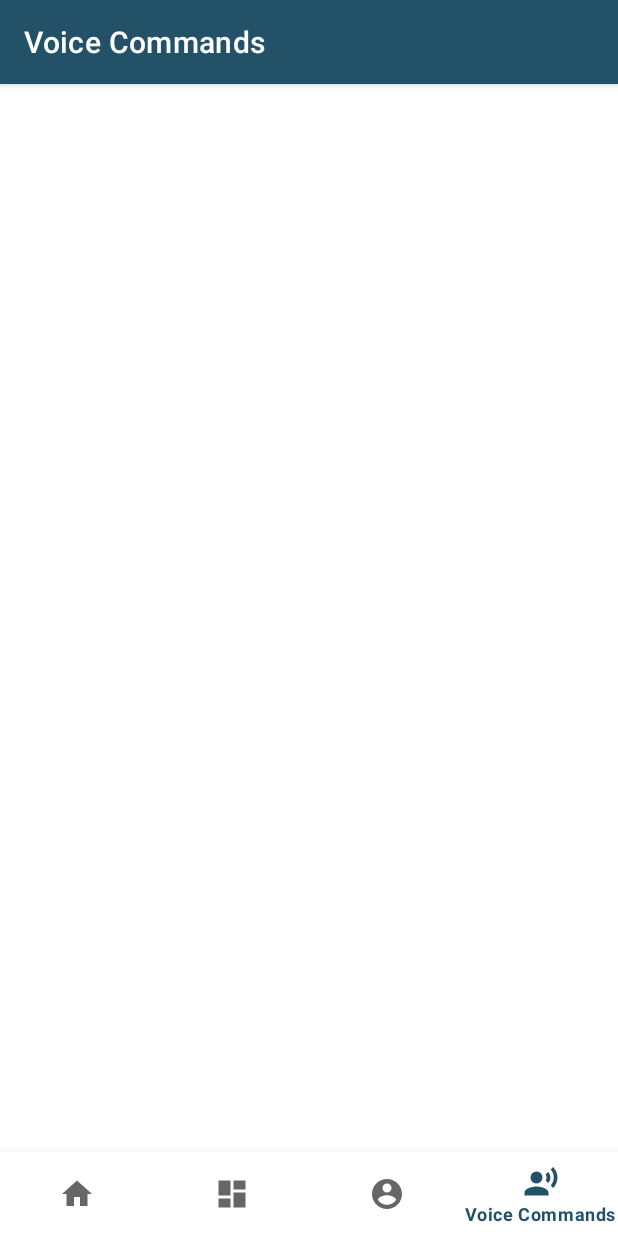
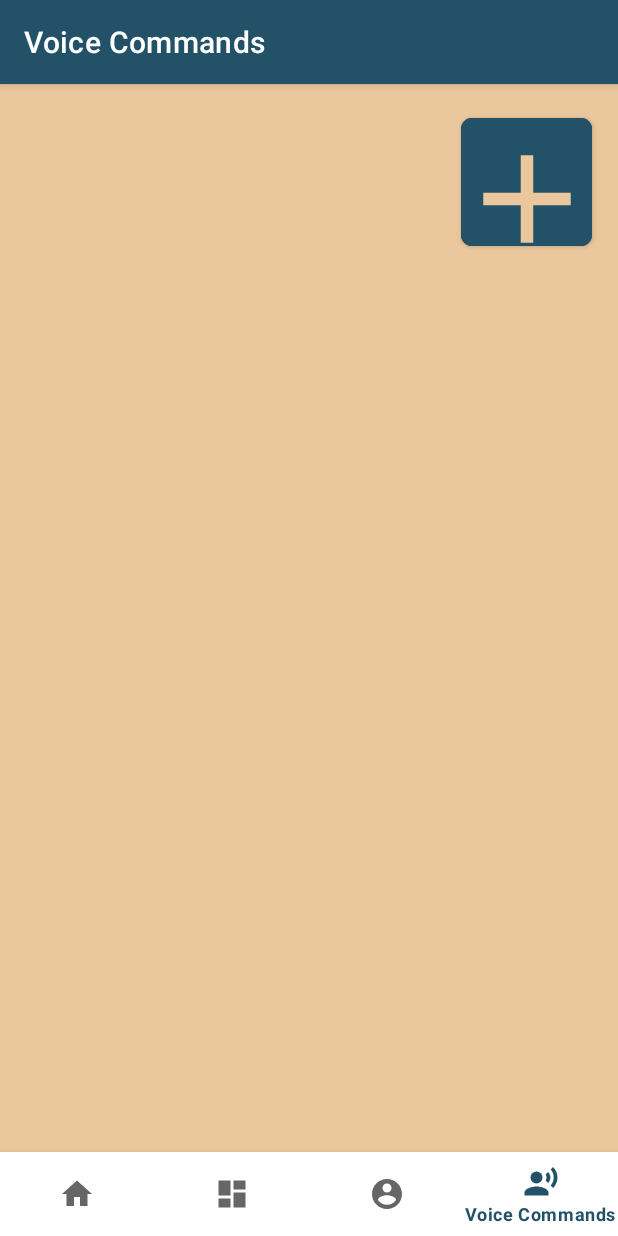
Before and after one commit to DanielMoore4875/Aphrodite, an Android app: the VoiceFragment screen opened through its navigation route, on a phone screen of 412 x 824 dp. Run offline under Robolectric (Android 15) with nearby library versions, the light colour scheme and no system bars; our stand-ins replace navigation-ui; Roboto replaces fonts that are not available here.

Commit message:
Added plus button

```diff
--- a/AphroditeApp/src/main/java/ca/kainotomia/it/aphrodite/ui/voice/VoiceFragment.java
+++ b/AphroditeApp/src/main/java/ca/kainotomia/it/aphrodite/ui/voice/VoiceFragment.java
@@ -28,13 +28,7 @@ public class VoiceFragment extends Fragment {
         voiceViewModel =
                 new ViewModelProvider(this).get(VoiceViewModel.class);
         View root = inflater.inflate(R.layout.voice_fragment, container, false);
-        final TextView textView = root.findViewById(R.id.text_voice);
-        voiceViewModel.getText().observe(getViewLifecycleOwner(), new Observer<String>() {
-            @Override
-            public void onChanged(@Nullable String s) {
-                textView.setText(s);
-            }
-        });
+
         return root;
     }
 }
--- /dev/null
+++ b/AphroditeApp/src/main/res/drawable/voice_add.xml
@@ -0,0 +1,5 @@
+<vector android:height="100dp" android:tint="#8DCBCD"
+    android:viewportHeight="24" android:viewportWidth="24"
+    android:width="100dp" xmlns:android="http://schemas.android.com/apk/res/android">
+    <path android:fillColor="@android:color/white" android:pathData="M19,13h-6v6h-2v-6H5v-2h6V5h2v6h6v2z"/>
+</vector>
--- a/AphroditeApp/src/main/res/layout/voice_fragment.xml
+++ b/AphroditeApp/src/main/res/layout/voice_fragment.xml
@@ -4,20 +4,24 @@
     xmlns:tools="http://schemas.android.com/tools"
     android:layout_width="match_parent"
     android:layout_height="match_parent"
+    android:background="@color/light_oak"
     tools:context=".ui.voice.VoiceFragment">
 
-    <TextView
-        android:id="@+id/text_voice"
-        android:layout_width="match_parent"
-        android:layout_height="wrap_content"
-        android:layout_marginStart="8dp"
-        android:layout_marginTop="8dp"
-        android:layout_marginEnd="8dp"
-        android:textAlignment="center"
-        android:textSize="20sp"
+    <Button
+        android:id="@+id/add_command_btn"
+        android:layout_width="87dp"
+        android:layout_height="97dp"
+        android:backgroundTint="@color/dark_ocean"
+        app:cornerRadius="7dp"
+        app:icon="@drawable/voice_add"
+        app:iconGravity="textTop"
+        app:iconTint="@color/light_oak"
         app:layout_constraintBottom_toBottomOf="parent"
         app:layout_constraintEnd_toEndOf="parent"
+        app:layout_constraintHorizontal_bias="0.947"
         app:layout_constraintStart_toStartOf="parent"
-        app:layout_constraintTop_toTopOf="parent" />
+        app:layout_constraintTop_toTopOf="parent"
+        app:layout_constraintVertical_bias="0.025"
+        app:rippleColor="@color/white" />
 
 </androidx.constraintlayout.widget.ConstraintLayout>
```
